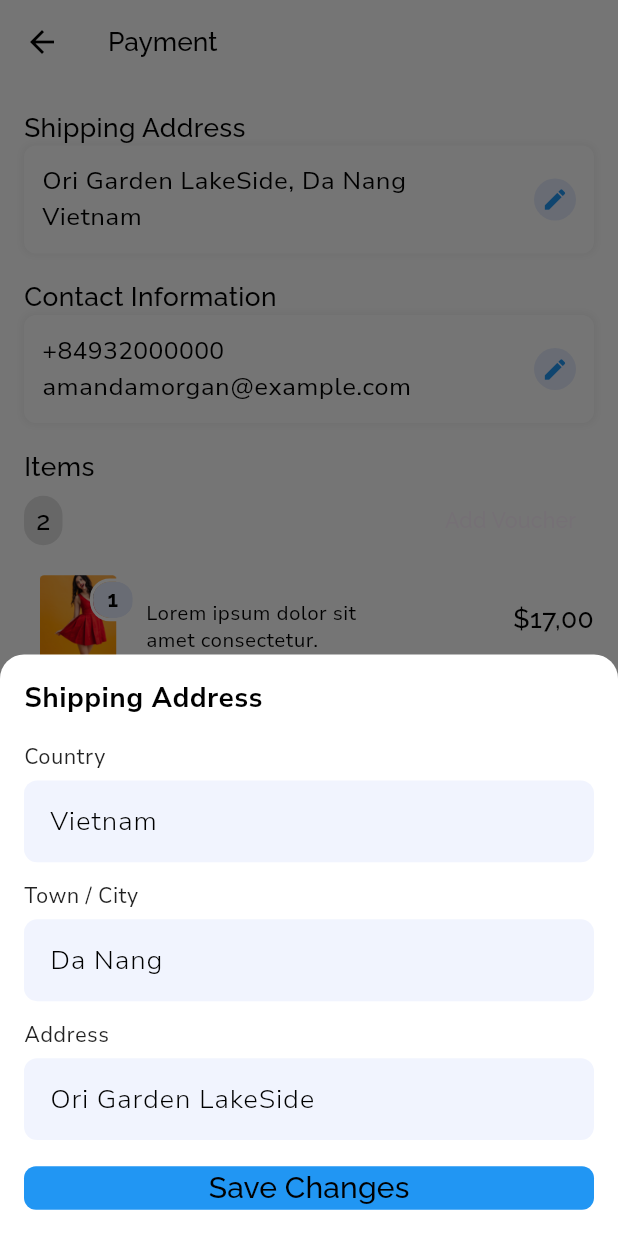
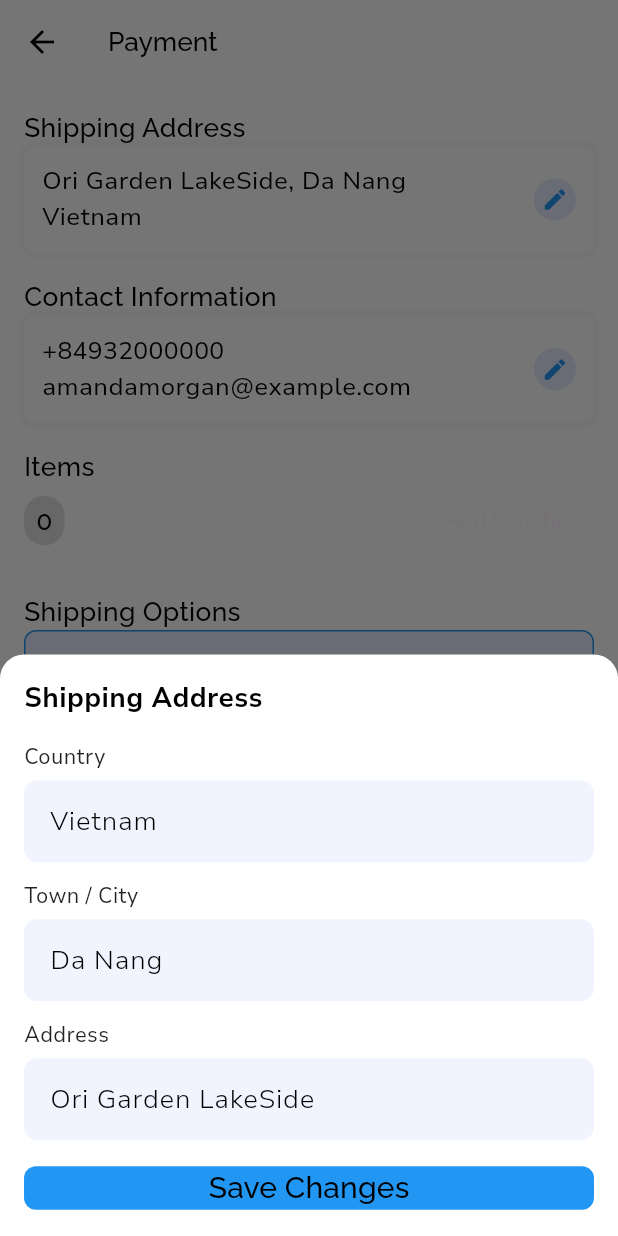
Before and after one commit to hoailuong123/AlamodeApp, a Flutter app: the PaymentScreen screen opened by its route, after a tap on the "edit" icon, on a phone screen of 412 x 824 dp. Run offline on Flutter 3.47's test engine with Material 3 defaults, Android fonts, the phone set to English and light mode, and no system bars; our stand-ins replace cached_network_image, connectivity_plus, flutter_rating_bar, flutter_svg, flutter_svg_provider, pin_code_fields and 2 more; missing offline and left inert: carousel_slider_plus, country_pickers, responsive_grid_list; accounts and stored records are empty; network calls fail.

Commit message:
update payment screen

```diff
--- a/lib/presentation/payment_screen/payment_screen.dart
+++ b/lib/presentation/payment_screen/payment_screen.dart
@@ -1,5 +1,8 @@
 import 'package:alamodeapp/presentation/payment_screen/widgets/payment_popup.dart';
 import 'package:flutter/material.dart';
+import 'package:shared_preferences/shared_preferences.dart';
+import 'dart:convert';
+import 'package:http/http.dart' as http;
 import 'widgets/shipping_address_popup.dart';
 import 'widgets/contact_information_popup.dart';
 import 'widgets/payment_method_popup.dart';
@@ -9,7 +12,10 @@ import '../../../core/app_export.dart';
 import 'widgets/list_product.dart';
 
 class PaymentScreen extends StatefulWidget {
-  const PaymentScreen({Key? key}) : super(key: key);
+  const PaymentScreen({Key? key, required this.cartItems,
+    required this.totalAmount,}) : super(key: key);
+  final List<dynamic> cartItems; // Danh sách sản phẩm
+  final double totalAmount; // Tổng tiền
 
   @override
   State<PaymentScreen> createState() => _PaymentScreenState();
@@ -30,6 +36,43 @@ class _PaymentScreenState extends State<PaymentScreen> {
 
   // Payment Method
   String _selectedPaymentMethod = "MasterCard ****1579";
+
+  // Product List
+  List<dynamic> _cartItems = [];
+
+  @override
+  void initState() {
+    super.initState();
+    _fetchCartItems();
+  }
+
+  Future<void> _fetchCartItems() async {
+    final url = Uri.parse(
+        'https://included-sheepdog-slowly.ngrok-free.app/api/cart/detail/');
+    final prefs = await SharedPreferences.getInstance();
+    final token = prefs.getString('access_token');
+
+    if (token == null) return;
+
+    try {
+      final response = await http.get(
+        url,
+        headers: {
+          'Content-Type': 'application/json',
+          'Authorization': 'Bearer $token',
+        },
+      );
+
+      if (response.statusCode == 200) {
+        final jsonData = jsonDecode(response.body);
+        setState(() {
+          _cartItems = jsonData['items'];
+        });
+      }
+    } catch (e) {
+      print("Error fetching cart items: $e");
+    }
+  }
 
   @override
   Widget build(BuildContext context) {
@@ -55,7 +98,6 @@ class _PaymentScreenState extends State<PaymentScreen> {
                       "$_country",
                       style: theme.textTheme.bodyMedium,
                     ),
-                    const SizedBox(height: 8),
                     _buildAddressEditIcon(context),
                   ],
                 ),
@@ -97,14 +139,14 @@ class _PaymentScreenState extends State<PaymentScreen> {
               Row(
                 mainAxisAlignment: MainAxisAlignment.spaceBetween,
                 children: [
-                  _buildBadge("2"),
+                  _buildBadge("${_cartItems.length}"),
                   TextButton(onPressed: () {}, child: Text("Add Voucher")),
                 ],
               ),
               const SizedBox(height: 8),
-              ListplayOne2ItemWidget(),
-              const SizedBox(height: 8),
-              ListplayOne2ItemWidget(),
+              // Hiển thị danh sách sản phẩm
+              ..._cartItems
+                  .map((product) => ListProductItemWidget(product: product)),
               const SizedBox(height: 16),
               _buildSectionTitle("Shipping Options"),
               _buildShippingOptions(),
@@ -168,30 +210,6 @@ class _PaymentScreenState extends State<PaymentScreen> {
     );
   }
 
-  Widget _buildAddressEditIcon(BuildContext context) {
-    return GestureDetector(
-      onTap: () async {
-        final result = await ShippingAddressPopup.show(context);
-        if (result != null) {
-          setState(() {
-            _country = result['Country'] ?? _country;
-            _city = result['Town/City'] ?? _city;
-            _address = result['Address'] ?? _address;
-          });
-        }
-      },
-      child: _buildEditIcon(),
-    );
-  }
-
-  Widget _buildEditIcon() {
-    return CircleAvatar(
-      radius: 14,
-      backgroundColor: appTheme.indigo50,
-      child: Icon(Icons.edit, color: Colors.blue, size: 18),
-    );
-  }
-
   Widget _buildBadge(String count) {
     return Container(
       padding: const EdgeInsets.symmetric(horizontal: 8, vertical: 4),
@@ -202,67 +220,6 @@ class _PaymentScreenState extends State<PaymentScreen> {
       child: Text(
         count,
         style: CustomTextStyles.titleMediumBlack900,
-      ),
-    );
-  }
-
-  Widget _buildShippingOptions() {
-    return Column(
-      children: [
-        _buildShippingOption("Standard", "5-7 days", "FREE",
-            _selectedShippingOption == "Standard"),
-        const SizedBox(height: 8),
-        _buildShippingOption("Express", "1-2 days", "\$12,00",
-            _selectedShippingOption == "Express"),
-      ],
-    );
-  }
-
-  Widget _buildShippingOption(
-      String title, String duration, String price, bool isSelected) {
-    return GestureDetector(
-      onTap: () {
-        setState(() {
-          _selectedShippingOption = title;
-        });
-      },
-      child: Container(
-        decoration: BoxDecoration(
-          color: isSelected ? appTheme.indigo50 : Colors.white,
-          borderRadius: BorderRadius.circular(8),
-          border: Border.all(
-            color: isSelected ? Colors.blue : Colors.grey.shade300,
-            width: 1,
-          ),
-        ),
-        padding: EdgeInsets.all(12),
-        child: Row(
-          mainAxisAlignment: MainAxisAlignment.spaceBetween,
-          children: [
-            Row(
-              children: [
-                Radio<String>(
-                  value: title,
-                  groupValue: _selectedShippingOption,
-                  onChanged: (value) {
-                    setState(() {
-                      _selectedShippingOption = value!;
-                    });
-                  },
-                  activeColor: Colors.blue,
-                ),
-                Column(
-                  crossAxisAlignment: CrossAxisAlignment.start,
-                  children: [
-                    Text(title, style: CustomTextStyles.titleMediumBlack900),
-                    Text(duration, style: theme.textTheme.bodySmall),
-                  ],
-                ),
-              ],
-            ),
-            Text(price, style: CustomTextStyles.titleMediumBlack900),
-          ],
-        ),
       ),
     );
   }
@@ -293,4 +250,88 @@ class _PaymentScreenState extends State<PaymentScreen> {
       ),
     );
   }
+
+  Widget _buildAddressEditIcon(BuildContext context) {
+    return GestureDetector(
+      onTap: () async {
+        final result = await ShippingAddressPopup.show(context);
+        if (result != null) {
+          setState(() {
+            _country = result['Country'] ?? _country;
+            _city = result['Town/City'] ?? _city;
+            _address = result['Address'] ?? _address;
+          });
+        }
+      },
+      child: _buildEditIcon(),
+    );
+  }
+
+  Widget _buildEditIcon() {
+    return CircleAvatar(
+      radius: 14,
+      backgroundColor: appTheme.indigo50,
+      child: Icon(Icons.edit, color: Colors.blue, size: 18),
+    );
+  }
+
+  Widget _buildShippingOptions() {
+    return Column(
+      children: [
+        _buildShippingOption("Standard", "5-7 days", "FREE",
+            _selectedShippingOption == "Standard"),
+        const SizedBox(height: 8),
+        _buildShippingOption("Express", "1-2 days", "\$12,00",
+            _selectedShippingOption == "Express"),
+      ],
+    );
+  }
+
+  Widget _buildShippingOption(
+      String title, String duration, String price, bool isSelected) {
+    return GestureDetector(
+      onTap: () {
+        setState(() {
+          _selectedShippingOption = title;
+        });
+      },
+      child: Container(
+        padding: EdgeInsets.all(12),
+        decoration: BoxDecoration(
+          color: isSelected ? appTheme.indigo50 : Colors.white,
+          borderRadius: BorderRadius.circular(8),
+          border: Border.all(
+            color: isSelected ? Colors.blue : Colors.grey.shade300,
+            width: 1,
+          ),
+        ),
+        child: Row(
+          mainAxisAlignment: MainAxisAlignment.spaceBetween,
+          children: [
+            Row(
+              children: [
+                Radio<String>(
+                  value: title,
+                  groupValue: _selectedShippingOption,
+                  onChanged: (value) {
+                    setState(() {
+                      _selectedShippingOption = value!;
+                    });
+                  },
+                ),
+                Column(
+                  crossAxisAlignment: CrossAxisAlignment.start,
+                  children: [
+                    Text(title, style: CustomTextStyles.titleMediumBlack900),
+                    Text(duration, style: theme.textTheme.bodySmall),
+                  ],
+                ),
+              ],
+            ),
+            Text(price, style: CustomTextStyles.titleMediumBlack900),
+          ],
+        ),
+      ),
+    );
+  }
 }
--- a/lib/presentation/payment_screen/widgets/list_product.dart
+++ b/lib/presentation/payment_screen/widgets/list_product.dart
@@ -1,82 +1,62 @@
-import 'package:alamodeapp/theme/custom_text_style.dart';
 import 'package:flutter/material.dart';
+import '../../../theme/custom_text_style.dart';
 import '../../../core/app_export.dart';
-import '../../../widgets/custom_icon_button.dart';
 
-class ListplayOne2ItemWidget extends StatelessWidget {
-  const ListplayOne2ItemWidget({Key? key})
-      : super(
-          key: key,
-        );
+class ListProductItemWidget extends StatelessWidget {
+  final Map<String, dynamic> product;
+
+  const ListProductItemWidget({Key? key, required this.product})
+      : super(key: key);
 
   @override
   Widget build(BuildContext context) {
     return Row(
-      mainAxisAlignment: MainAxisAlignment.center,
+      crossAxisAlignment: CrossAxisAlignment.center,
       children: [
-        SizedBox(
-          height: 60.h,
-          width: 66.h,
-          child: Stack(
-            alignment: Alignment.center,
+        // Ảnh sản phẩm
+        Container(
+          width: 60,
+          height: 60,
+          decoration: BoxDecoration(
+            borderRadius: BorderRadius.circular(8),
+            image: DecorationImage(
+              image: NetworkImage(
+                'https://included-sheepdog-slowly.ngrok-free.app/${product['image']}',
+              ),
+              fit: BoxFit.cover,
+            ),
+          ),
+        ),
+        SizedBox(width: 12),
+        // Thông tin sản phẩm
+        Expanded(
+          child: Column(
+            crossAxisAlignment: CrossAxisAlignment.start,
             children: [
-              CustomIconButton(
-                height: 60.h,
-                width: 60.h,
-                padding: EdgeInsets.all(4.h),
-                decoration: IconButtonStyleHelper.none,
-                child: CustomImageView(
-                  imagePath: ImageConstant.imgProduct3,
-                ),
+              Text(
+                product['product_name'] ?? "Product Name",
+                style: CustomTextStyles.titleMediumBlack900,
               ),
-              Align(
-                alignment: Alignment.topRight,
-                child: Container(
-                  width: 24.h,
-                  height: 22.h,
-                  alignment: Alignment.center,
-                  margin: EdgeInsets.only(top: 8.h),
-                  decoration: BoxDecoration(
-                    color: appTheme.indigo50,
-                    borderRadius: BorderRadiusStyle.roundedBorder10,
-                    border: Border.all(
-                      color: theme.colorScheme.onErrorContainer,
-                      width: 2.h,
-                      strokeAlign: BorderSide.strokeAlignOutside,
-                    ),
-                  ),
-                  child: Text(
-                    "1",
-                    textAlign: TextAlign.center,
-                    style: CustomTextStyles.labelLargeBlack900Bold,
-                  ),
-                ),
+              Text(
+                "Size: ${product['size']}, Color: ${product['color']}",
+                style: TextStyle(color: Colors.grey),
               ),
             ],
           ),
         ),
-        Align(
-          alignment: Alignment.topCenter,
-          child: Container(
-            width: 142.h,
-            margin: EdgeInsets.only(
-              left: 8.h,
-              top: 12.h,
+        // Giá và số lượng
+        Column(
+          crossAxisAlignment: CrossAxisAlignment.end,
+          children: [
+            Text(
+              "\$${(product['price'] * product['quantity']).toStringAsFixed(2)}",
+              style: CustomTextStyles.titleMediumBlack900,
             ),
-            child: Text(
-              "Lorem ipsum dolor sit amet consectetur.",
-              maxLines: 2,
-              overflow: TextOverflow.ellipsis,
-              style: theme.textTheme.bodySmall!.copyWith(
-                height: 1.33,
-              ),
+            Text(
+              "x${product['quantity']}",
+              style: TextStyle(color: Colors.grey),
             ),
-          ),
-        ),
-        Spacer(),
-        Text(
-          "\$17,00",
-          style: CustomTextStyles.titleMediumBlack900,
+          ],
         ),
       ],
     );
--- a/lib/routes/app_routes.dart
+++ b/lib/routes/app_routes.dart
@@ -89,7 +89,7 @@ class AppRoutes {
     // paymentMethodsHistoryScreen: (context) => PaymentMethodsHistoryScreen(),
     shippingAddressScreen: (context) => ShippingAddressScreen(),
     appNavigationScreen: (context) => AppNavigationScreen(),
-    paymentScreen: (context) => PaymentScreen(),
+    paymentScreen: (context) => PaymentScreen(cartItems: [],totalAmount: double.infinity,),
 
     initialRoute: (context) => AppNavigationScreen(),
   };
```
Also changed, not shown: lib/presentation/cart_page/cart_page.dart (+16 -34 lines), lib/presentation/product_screen/product_screen.dart (+22 -2 lines), lib/presentation/product_variation_screen/product_variation_screen.dart (+63 -8 lines).
